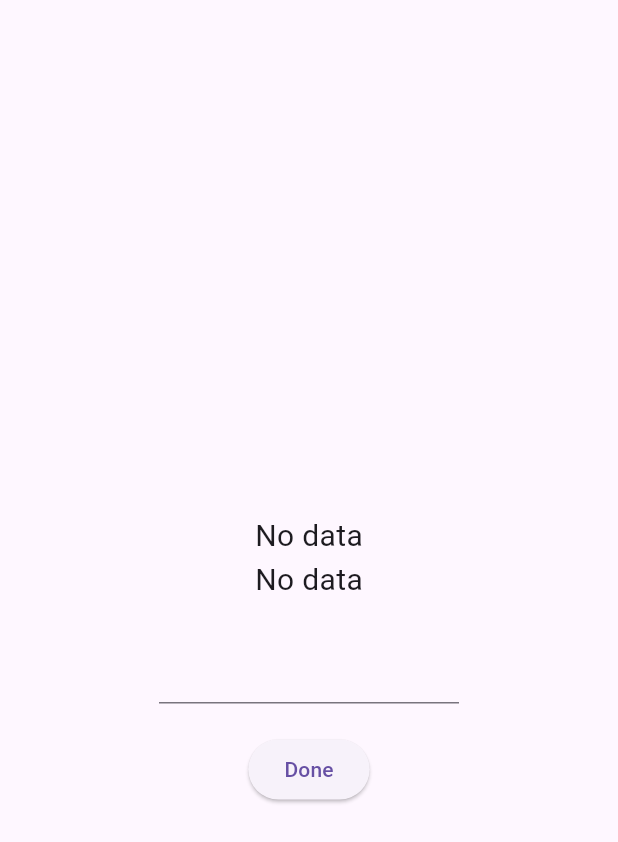
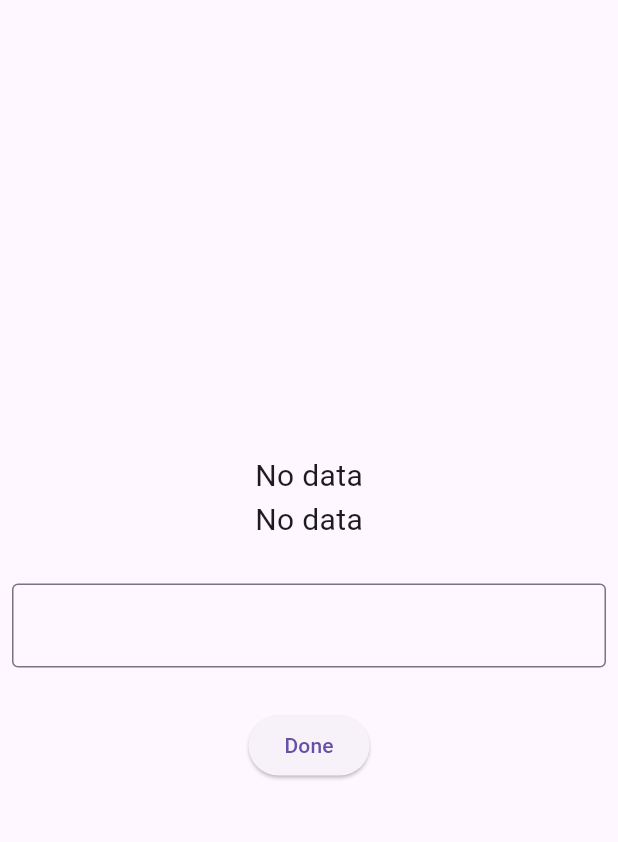
Before and after one commit to ritik453rr/flutter_practical_stream, a Flutter app: the screen it shows after launch, on a phone screen of 412 x 824 dp. Shown: the top 842 px of the screen. Run offline on Flutter 3.47's test engine with Material 3 defaults, Android fonts, the light colour scheme and no system bars.

Commit message:
Given border to the input field

```diff
--- a/lib/main.dart
+++ b/lib/main.dart
@@ -13,32 +13,32 @@ class MyApp extends StatefulWidget {
 }
 
 class _MyAppState extends State<MyApp> {
-  StreamController<String> streamController = StreamController<String>();
+  StreamController<String> streamController = StreamController();
   late Stream<String> dataStream;
   TextEditingController textEditingController = TextEditingController();
 
   @override
   void initState() {
-  dataStream=streamController.stream.asBroadcastStream();
+    dataStream = streamController.stream.asBroadcastStream();
     super.initState();
   }
+
   @override
   Widget build(BuildContext context) {
     return MaterialApp(
       debugShowCheckedModeBanner: false,
       home: Scaffold(
-        appBar: AppBar(),
         body: Center(
           child: Column(
             mainAxisAlignment: MainAxisAlignment.center,
             children: [
+              //Subscriber1
               StreamBuilder<String>(
                 stream: dataStream,
                 builder: (context, snapshot) {
                   if (snapshot.hasData) {
-                    //Subscriber
                     return Text(
-                      snapshot.data ?? "Null Data ",
+                      snapshot.data!,
                       style: const TextStyle(fontSize: 20),
                     );
                   } else {
@@ -49,11 +49,11 @@ class _MyAppState extends State<MyApp> {
                   }
                 },
               ),
+              //Subscriber2
               StreamBuilder<String>(
                 stream: dataStream,
                 builder: (context, snapshot) {
                   if (snapshot.hasData) {
-                    //Subscriber
                     return Text(
                       snapshot.data ?? "Null Data",
                       style: const TextStyle(fontSize: 20),
@@ -66,16 +66,19 @@ class _MyAppState extends State<MyApp> {
                   }
                 },
               ),
+              //Space
               const SizedBox(
                 height: 20,
               ),
               //Text
-               SizedBox(
-                width: 200,
+              Padding(
+                padding: const EdgeInsets.all(8.0),
                 child: TextField(
                   controller: textEditingController,
+                  decoration: InputDecoration(border: OutlineInputBorder()),
                 ),
               ),
+              //Space
               const SizedBox(
                 height: 20,
               ),
```
